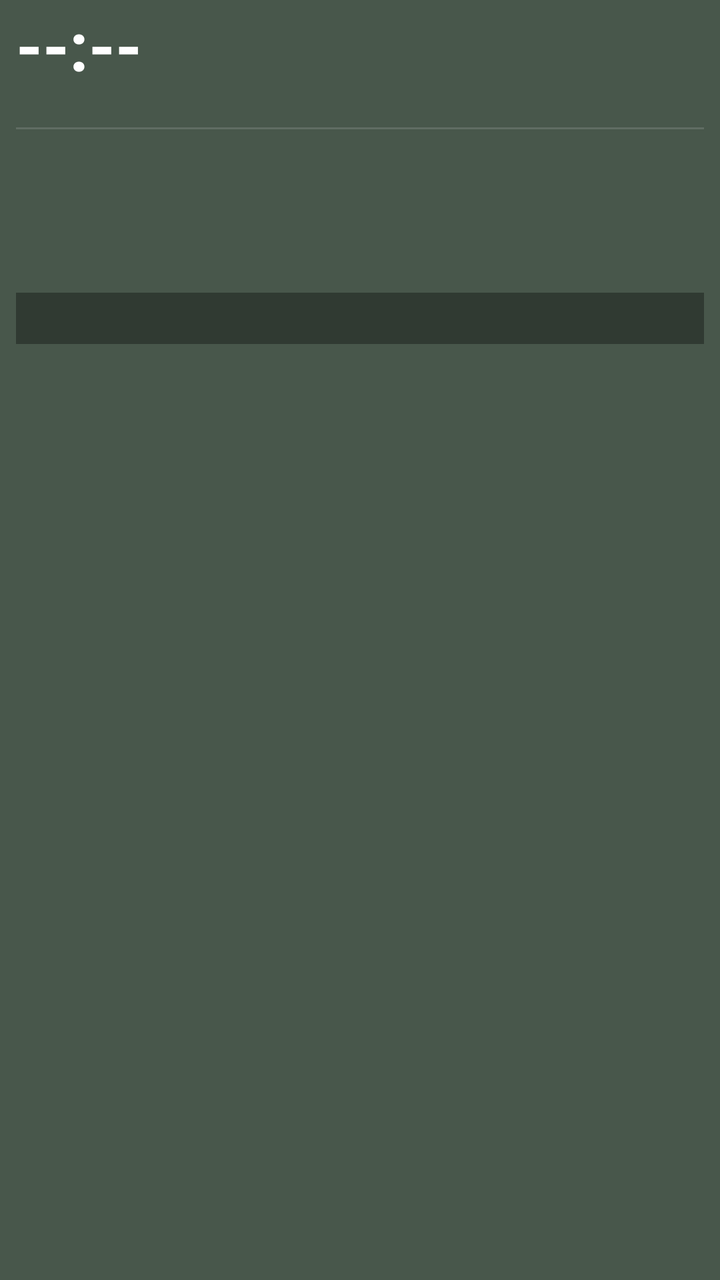
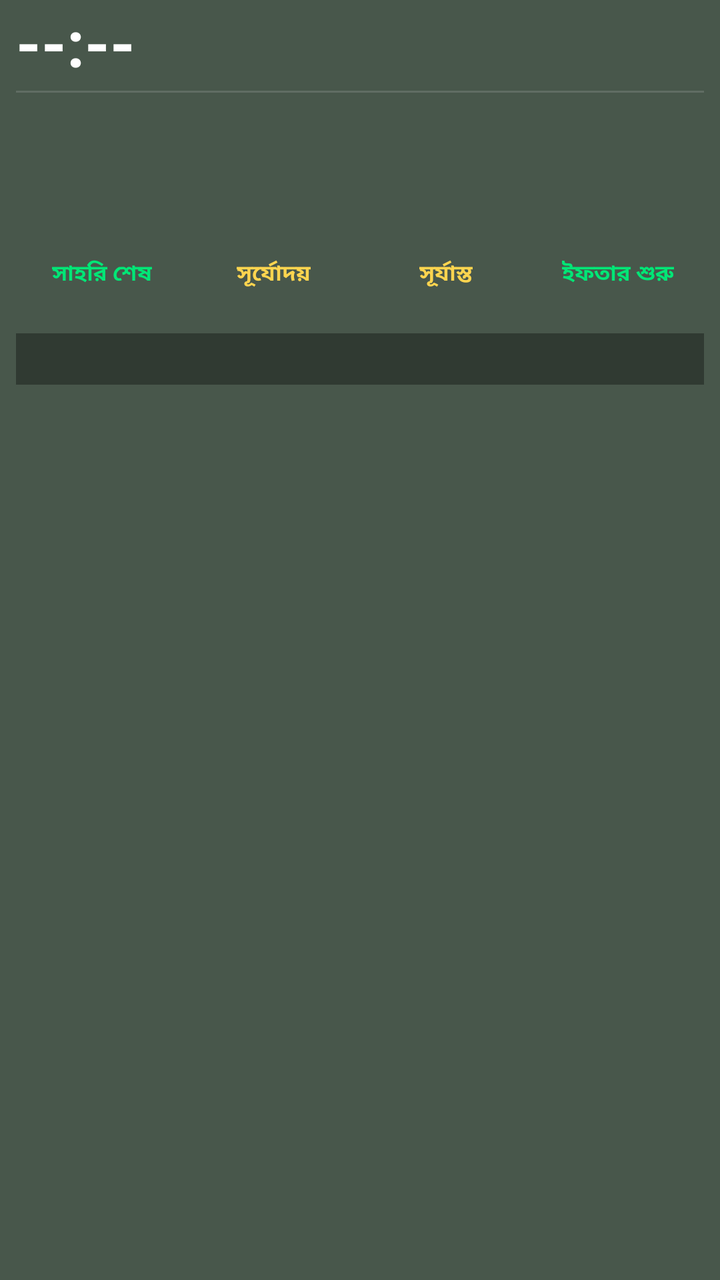

An Android layout rendered at two revisions. The XML below is the earlier revision; the diff shows what the commit changed to produce the second picture.
<!-- AndroidManifest.xml: fallback theme Theme.MaterialComponents.DayNight.NoActionBar -->
<!-- res/layout/prayer_widget_layout.xml -->
<?xml version="1.0" encoding="utf-8"?>
<LinearLayout xmlns:android="http://schemas.android.com/apk/res/android"
    android:layout_width="match_parent"
    android:layout_height="match_parent"
    android:orientation="vertical"
    android:background="@drawable/widget_background"
    android:paddingStart="8dp"
    android:paddingEnd="8dp"
    android:paddingTop="4dp"
    android:paddingBottom="8dp">

    
    <LinearLayout
        android:layout_width="match_parent"
        android:layout_height="wrap_content"
        android:orientation="horizontal"
        android:gravity="center_vertical">

        <TextView
            android:id="@+id/widget_time"
            android:layout_width="0dp"
            android:layout_height="wrap_content"
            android:layout_weight="1"
            android:text="--:--"
            android:textColor="#FFFFFF"
            android:textSize="34sp"
            android:textStyle="bold"
            android:includeFontPadding="false"
            android:gravity="start|center_vertical" />

        <TextView
            android:id="@+id/widget_day"
            android:layout_width="wrap_content"
            android:layout_height="wrap_content"
            android:text=""
            android:textColor="#66BB6A"
            android:textSize="16sp"
            android:textStyle="bold"
            android:includeFontPadding="false"
            android:singleLine="true"
            android:ellipsize="end"
            android:gravity="end" />

    </LinearLayout>

    
    <TextView
        android:id="@+id/widget_weather"
        android:layout_width="match_parent"
        android:layout_height="wrap_content"
        android:layout_marginTop="1dp"
        android:text=""
        android:textColor="#80DEEA"
        android:textSize="11sp"
        android:textStyle="bold"
        android:gravity="start"
        android:singleLine="true"
        android:ellipsize="end" />

    <View
        android:layout_width="match_parent"
        android:layout_height="1dp"
        android:layout_marginTop="4dp"
        android:layout_marginBottom="3dp"
        android:background="#22FFFFFF" />

    
    <LinearLayout
        android:layout_width="match_parent"
        android:layout_height="wrap_content"
        android:orientation="horizontal">

        
        <LinearLayout
            android:layout_width="0dp"
            android:layout_height="wrap_content"
            android:layout_weight="1"
            android:orientation="vertical">

            <TextView
                android:id="@+id/widget_gregorian"
                android:layout_width="wrap_content"
                android:layout_height="wrap_content"
                android:text=""
                android:textColor="#E0E0E0"
                android:textSize="13sp"
                android:textStyle="bold" />

            <TextView
                android:id="@+id/widget_hijri"
                android:layout_width="wrap_content"
                android:layout_height="wrap_content"
                android:layout_marginTop="1dp"
                android:text=""
                android:textColor="#FFD54F"
                android:textSize="13sp"
                android:textStyle="bold" />

            <TextView
                android:id="@+id/widget_bangla_date"
                android:layout_width="wrap_content"
                android:layout_height="wrap_content"
                android:layout_marginTop="1dp"
                android:text=""
                android:textColor="#80DEEA"
                android:textSize="13sp"
                android:textStyle="bold" />

        </LinearLayout>

        
        <LinearLayout
            android:layout_width="0dp"
            android:layout_height="wrap_content"
            android:layout_weight="1"
            android:orientation="vertical">

            <TextView
                android:id="@+id/widget_sunrise"
                android:layout_width="wrap_content"
                android:layout_height="wrap_content"
                android:text=""
                android:textColor="#FFD54F"
                android:textSize="13sp"
                android:textStyle="bold" />

            <TextView
                android:id="@+id/widget_sunset"
                android:layout_width="wrap_content"
                android:layout_height="wrap_content"
                android:layout_marginTop="1dp"
                android:text=""
                android:textColor="#FFD54F"
                android:textSize="13sp"
                android:textStyle="bold" />

            <TextView
                android:id="@+id/widget_sehri"
                android:layout_width="wrap_content"
                android:layout_height="wrap_content"
                android:layout_marginTop="2dp"
                android:text=""
                android:textColor="#00E676"
                android:textSize="13sp"
                android:textStyle="bold" />

            <TextView
                android:id="@+id/widget_iftar"
                android:layout_width="wrap_content"
                android:layout_height="wrap_content"
                android:layout_marginTop="1dp"
                android:text=""
                android:textColor="#00E676"
                android:textSize="13sp"
                android:textStyle="bold" />

        </LinearLayout>
    </LinearLayout>

    
    <TextView
        android:id="@+id/widget_alert"
        android:layout_width="match_parent"
        android:layout_height="wrap_content"
        android:layout_marginTop="4dp"
        android:paddingTop="4dp"
        android:paddingBottom="4dp"
        android:paddingStart="4dp"
        android:paddingEnd="4dp"
        android:background="#55000000"
        android:text=""
        android:textColor="#FFD54F"
        android:textSize="13sp"
        android:textStyle="bold"
        android:gravity="start"
        android:maxLines="10"
        android:ellipsize="end" />

</LinearLayout>
<!-- resources referenced by this layout -->
<resources>
  <!-- drawable widget_background (drawable) -->
  <?xml version="1.0" encoding="utf-8"?>
  <shape xmlns:android="http://schemas.android.com/apk/res/android"
      android:shape="rectangle">
      <solid android:color="#CC1B2E1F" />
  </shape>
</resources>

<!-- the commit's change to res/layout/prayer_widget_layout.xml (unified diff, before → after) -->
@@ -14,7 +14,7 @@
         android:layout_width="match_parent"
         android:layout_height="wrap_content"
         android:orientation="horizontal"
-        android:gravity="center_vertical">
+        android:gravity="top">
 
         <TextView
             android:id="@+id/widget_time"
@@ -23,46 +23,33 @@
             android:layout_weight="1"
             android:text="--:--"
             android:textColor="#FFFFFF"
-            android:textSize="34sp"
+            android:textSize="32sp"
             android:textStyle="bold"
             android:includeFontPadding="false"
             android:gravity="start|center_vertical" />
 
         <TextView
-            android:id="@+id/widget_day"
+            android:id="@+id/widget_weather"
             android:layout_width="wrap_content"
             android:layout_height="wrap_content"
             android:text=""
-            android:textColor="#66BB6A"
-            android:textSize="16sp"
+            android:textColor="#80DEEA"
+            android:textSize="12sp"
             android:textStyle="bold"
-            android:includeFontPadding="false"
+            android:gravity="end"
             android:singleLine="true"
-            android:ellipsize="end"
-            android:gravity="end" />
+            android:ellipsize="end" />
 
     </LinearLayout>
 
     
     <TextView
-        android:id="@+id/widget_weather"
-        android:layout_width="match_parent"
-        android:layout_height="wrap_content"
-        android:layout_marginTop="1dp"
-        android:text=""
-        android:textColor="#80DEEA"
-        android:textSize="11sp"
-        android:textStyle="bold"
-        android:gravity="start"
-        android:singleLine="true"
-        android:ellipsize="end" />
-
-    <View
         android:layout_width="match_parent"
         android:layout_height="1dp"
         android:layout_marginTop="4dp"
-        android:layout_marginBottom="3dp"
-        android:background="#22FFFFFF" />
+        android:layout_marginBottom="4dp"
+        android:background="#22FFFFFF"
+        android:text="" />
 
     
     <LinearLayout
@@ -78,42 +65,129 @@
             android:orientation="vertical">
 
             <TextView
+                android:id="@+id/widget_waqt_name"
+                android:layout_width="wrap_content"
+                android:layout_height="wrap_content"
+                android:text=""
+                android:textColor="#FFFFFF"
+                android:textSize="15sp"
+                android:textStyle="bold" />
+
+            <TextView
+                android:id="@+id/widget_waqt_range"
+                android:layout_width="wrap_content"
+                android:layout_height="wrap_content"
+                android:layout_marginTop="1dp"
+                android:text=""
+                android:textColor="#B0BEC5"
+                android:textSize="12sp" />
+
+        </LinearLayout>
+
+        
+        <LinearLayout
+            android:layout_width="0dp"
+            android:layout_height="wrap_content"
+            android:layout_weight="1"
+            android:orientation="vertical">
+
+            <TextView
+                android:id="@+id/widget_day"
+                android:layout_width="match_parent"
+                android:layout_height="wrap_content"
+                android:text=""
+                android:textColor="#66BB6A"
+                android:textSize="15sp"
+                android:textStyle="bold"
+                android:singleLine="true"
+                android:ellipsize="end"
+                android:gravity="end" />
+
+            <TextView
                 android:id="@+id/widget_gregorian"
-                android:layout_width="wrap_content"
-                android:layout_height="wrap_content"
+                android:layout_width="match_parent"
+                android:layout_height="wrap_content"
+                android:layout_marginTop="1dp"
                 android:text=""
                 android:textColor="#E0E0E0"
-                android:textSize="13sp"
-                android:textStyle="bold" />
+                android:textSize="12sp"
+                android:textStyle="bold"
+                android:gravity="end" />
 
             <TextView
                 android:id="@+id/widget_hijri"
-                android:layout_width="wrap_content"
-                android:layout_height="wrap_content"
-                android:layout_marginTop="1dp"
-                android:text=""
-                android:textColor="#FFD54F"
-                android:textSize="13sp"
-                android:textStyle="bold" />
+                android:layout_width="match_parent"
+                android:layout_height="wrap_content"
+                android:layout_marginTop="1dp"
+                android:text=""
+                android:textColor="#FFD54F"
+                android:textSize="12sp"
+                android:textStyle="bold"
+                android:gravity="end" />
 
             <TextView
                 android:id="@+id/widget_bangla_date"
-                android:layout_width="wrap_content"
+                android:layout_width="match_parent"
                 android:layout_height="wrap_content"
                 android:layout_marginTop="1dp"
                 android:text=""
                 android:textColor="#80DEEA"
-                android:textSize="13sp"
-                android:textStyle="bold" />
-
-        </LinearLayout>
-
-        
-        <LinearLayout
-            android:layout_width="0dp"
-            android:layout_height="wrap_content"
-            android:layout_weight="1"
-            android:orientation="vertical">
+                android:textSize="12sp"
+                android:textStyle="bold"
+                android:gravity="end" />
+
+        </LinearLayout>
+    </LinearLayout>
+
+    
+    <LinearLayout
+        android:layout_width="match_parent"
+        android:layout_height="wrap_content"
+        android:layout_marginTop="6dp"
+        android:orientation="horizontal">
+
+        <LinearLayout
+            android:layout_width="0dp"
+            android:layout_height="wrap_content"
+            android:layout_weight="1"
+            android:orientation="vertical"
+            android:gravity="center">
+
+            <TextView
+                android:id="@+id/widget_sehri_label"
+                android:layout_width="wrap_content"
+                android:layout_height="wrap_content"
+                android:text="সাহরি শেষ"
+                android:textColor="#00E676"
+                android:textSize="11sp"
+                android:textStyle="bold" />
+
+            <TextView
+                android:id="@+id/widget_sehri"
+                android:layout_width="wrap_content"
+                android:layout_height="wrap_content"
+                android:text=""
+                android:textColor="#00E676"
+                android:textSize="13sp"
+                android:textStyle="bold" />
+
+        </LinearLayout>
+
+        <LinearLayout
+            android:layout_width="0dp"
+            android:layout_height="wrap_content"
+            android:layout_weight="1"
+            android:orientation="vertical"
+            android:gravity="center">
+
+            <TextView
+                android:id="@+id/widget_sunrise_label"
+                android:layout_width="wrap_content"
+                android:layout_height="wrap_content"
+                android:text="সূর্যোদয়"
+                android:textColor="#FFD54F"
+                android:textSize="11sp"
+                android:textStyle="bold" />
 
             <TextView
                 android:id="@+id/widget_sunrise"
@@ -124,37 +198,62 @@
                 android:textSize="13sp"
                 android:textStyle="bold" />
 
+        </LinearLayout>
+
+        <LinearLayout
+            android:layout_width="0dp"
+            android:layout_height="wrap_content"
+            android:layout_weight="1"
+            android:orientation="vertical"
+            android:gravity="center">
+
+            <TextView
+                android:id="@+id/widget_sunset_label"
+                android:layout_width="wrap_content"
+                android:layout_height="wrap_content"
+                android:text="সূর্যাস্ত"
+                android:textColor="#FFD54F"
+                android:textSize="11sp"
+                android:textStyle="bold" />
+
             <TextView
                 android:id="@+id/widget_sunset"
                 android:layout_width="wrap_content"
                 android:layout_height="wrap_content"
-                android:layout_marginTop="1dp"
-                android:text=""
-                android:textColor="#FFD54F"
-                android:textSize="13sp"
-                android:textStyle="bold" />
-
-            <TextView
-                android:id="@+id/widget_sehri"
-                android:layout_width="wrap_content"
-                android:layout_height="wrap_content"
-                android:layout_marginTop="2dp"
-                android:text=""
-                android:textColor="#00E676"
-                android:textSize="13sp"
+                android:text=""
+                android:textColor="#FFD54F"
+                android:textSize="13sp"
+                android:textStyle="bold" />
+
+        </LinearLayout>
+
+        <LinearLayout
+            android:layout_width="0dp"
+            android:layout_height="wrap_content"
+            android:layout_weight="1"
+            android:orientation="vertical"
+            android:gravity="center">
+
+            <TextView
+                android:id="@+id/widget_iftar_label"
+                android:layout_width="wrap_content"
+                android:layout_height="wrap_content"
+                android:text="ইফতার শুরু"
+                android:textColor="#00E676"
+                android:textSize="11sp"
                 android:textStyle="bold" />
 
             <TextView
                 android:id="@+id/widget_iftar"
                 android:layout_width="wrap_content"
                 android:layout_height="wrap_content"
-                android:layout_marginTop="1dp"
-                android:text=""
-                android:textColor="#00E676"
-                android:textSize="13sp"
-                android:textStyle="bold" />
-
-        </LinearLayout>
+                android:text=""
+                android:textColor="#00E676"
+                android:textSize="13sp"
+                android:textStyle="bold" />
+
+        </LinearLayout>
+
     </LinearLayout>
 
     
